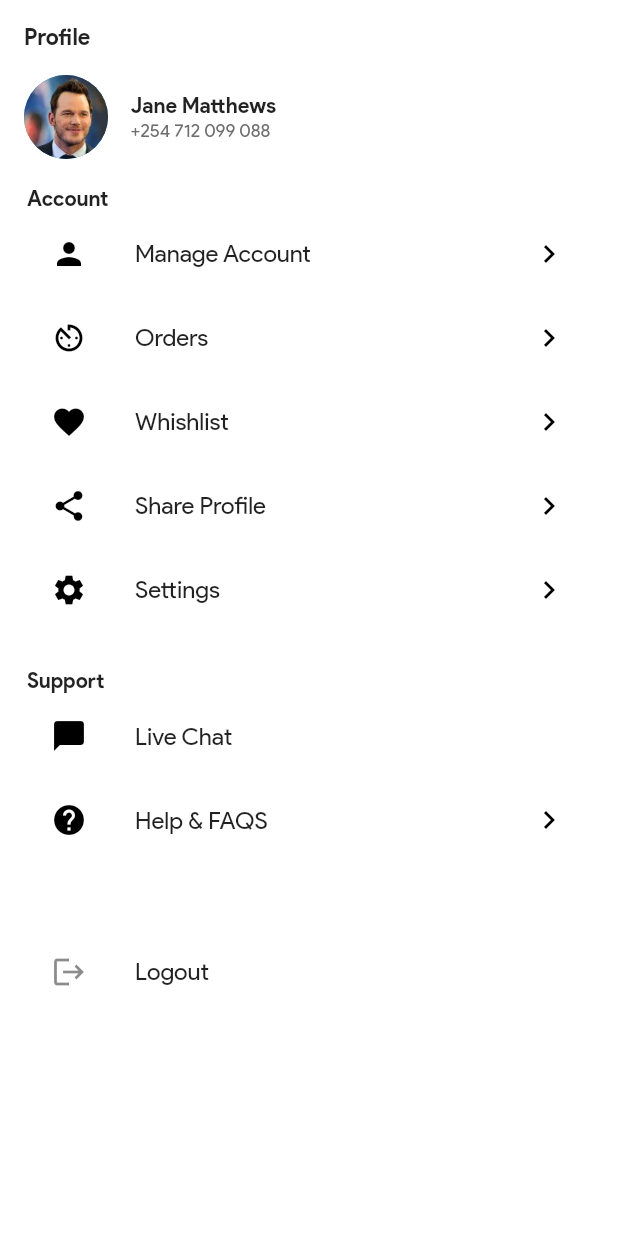
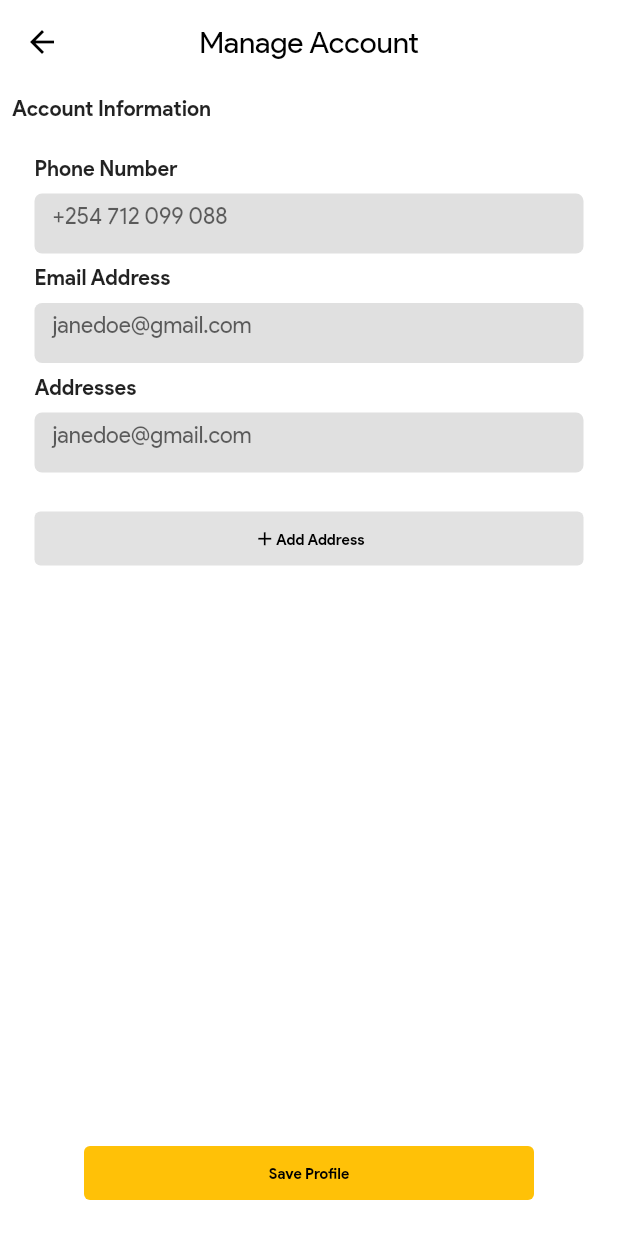
Before and after one commit to YohanisTaye87/zoner, a Flutter app: the screen it shows after launch, after a tap on "Manage Account", on a phone screen of 412 x 824 dp. Run offline on Flutter 3.47's test engine with Material 2 defaults, Android fonts, the phone set to English and light mode, and no system bars; our stand-ins replace charts_flutter, eva_icons_flutter, intl_phone_number_input, pin_code_fields.

Commit message:
some pages of the customer Profile has been added

```diff
--- a/lib/main.dart
+++ b/lib/main.dart
@@ -11,7 +11,10 @@ import 'pages/SignUpPage.dart';
 import 'pages/LoginPage.dart';
 import 'pages/ViewOrderScreen.dart';
 import 'pages/OTPScreen.dart';
+import 'pages/customerPages/ManageAccountPage.dart';
+import 'pages/customerPages/Orders.dart';
 import 'pages/customerPages/Profile.dart';
+import 'pages/customerPages/Whishlists.dart';
 
 void main() => runApp(const MyApp());
 
@@ -30,10 +33,10 @@ class MyApp extends StatelessWidget {
       initialRoute: '/',
       routes: {
         '/': (context) => ProfilePage(),
-        /*   "/ManageAccount":(context) => ,
-       "/Orders":(context) => ,
-       "/Whishlist":(context) => ,
-       "/Share":(context) => ,
+        "/ManageAccount": (context) => ManageAccount(),
+        "/Orders": (context) => OrdersPage(),
+        "/Whishlist": (context) => WhishlistPage(),
+        /*  "/Share":(context) => ,
        "/Settings":(context) => , */
       },
       /*  home: /*  Scaffold(
--- a/lib/pages/customerPages/ManageAccountPage.dart
+++ b/lib/pages/customerPages/ManageAccountPage.dart
@@ -0,0 +1,139 @@
+import "package:flutter/material.dart";
+import "package:zonerapp/Widget/Textarea.dart";
+
+import "../../Widget/button.dart";
+import 'ManageAccountTextField.dart';
+
+class ManageAccount extends StatelessWidget {
+  const ManageAccount({super.key});
+
+  @override
+  Widget build(BuildContext context) {
+    return SafeArea(
+      child: Scaffold(
+        backgroundColor: Colors.white,
+        appBar: AppBar(
+          elevation: 0,
+          backgroundColor: Colors.white,
+          leading: IconButton(
+            onPressed: () {
+              Navigator.pop(context);
+            },
+            icon: Icon(
+              Icons.arrow_back,
+              color: Colors.black,
+            ),
+          ),
+          title: Text(
+            "Manage Account",
+            style: TextStyle(
+              color: Colors.black,
+            ),
+          ),
+          centerTitle: true,
+        ),
+        body: Padding(
+          padding: const EdgeInsets.all(8.0),
+          child: Column(
+            mainAxisAlignment: MainAxisAlignment.spaceBetween,
+            children: [
+              Container(
+                child: Column(
+                  children: [
+                    Row(
+                      children: [
+                        Text(
+                          "Account Information",
+                          style: TextStyle(
+                            fontWeight: FontWeight.bold,
+                          ),
+                        ),
+                      ],
+                    ),
+                    Padding(
+                      padding: const EdgeInsets.all(15.0),
+                      child: Column(
+                        children: [
+                          ManageAccountTextfield(
+                            hint: "+254 712 099 088",
+                            lable: "Phone Number",
+                          ),
+                          ManageAccountTextfield(
+                            hint: "janedoe@gmail.com",
+                            lable: "Email Address",
+                          ),
+                          ManageAccountTextfield(
+                            hint: "janedoe@gmail.com",
+                            lable: "Addresses",
+                          ),
+                          SizedBox(
+                            height: 20,
+                          ),
+                          TextButton(
+                            onPressed: () {},
+                            child: Row(
+                              mainAxisAlignment: MainAxisAlignment.center,
+                              children: [
+                                Icon(
+                                  Icons.add,
+                                  color: Colors.black,
+                                  size: 15,
+                                ),
+                                Text(
+                                  "Add Address",
+                                  style: TextStyle(
+                                    color: Colors.black,
+                                    fontSize: 10,
+                                    fontWeight: FontWeight.bold,
+                                  ),
+                                )
+                              ],
+                            ),
+                            style: ButtonStyle(
+                              backgroundColor: MaterialStatePropertyAll(
+                                Colors.grey.withOpacity(0.3),
+                              ),
+                            ),
+                          ),
+
+                          //  second Button
+                        ],
+                      ),
+                    ),
+                  ],
+                ),
+              ),
+              Padding(
+                padding: const EdgeInsets.symmetric(
+                  horizontal: 48.0,
+                  vertical: 10,
+                ),
+                child: TextButton(
+                  onPressed: () {},
+                  child: Row(
+                    mainAxisAlignment: MainAxisAlignment.center,
+                    children: [
+                      Text(
+                        "Save Profile",
+                        style: TextStyle(
+                          color: Colors.black,
+                          fontSize: 10,
+                          fontWeight: FontWeight.bold,
+                        ),
+                      )
+                    ],
+                  ),
+                  style: ButtonStyle(
+                    backgroundColor: MaterialStatePropertyAll(
+                      Colors.amber,
+                    ),
+                  ),
+                ),
+              ),
+            ],
+          ),
+        ),
+      ),
+    );
+  }
+}
--- /dev/null
+++ b/lib/pages/customerPages/ManageAccountTextField.dart
@@ -0,0 +1,49 @@
+import 'package:flutter/material.dart';
+
+class ManageAccountTextfield extends StatelessWidget {
+  const ManageAccountTextfield({
+    super.key,
+    required this.hint,
+    required this.lable,
+  });
+  final String lable;
+  final String hint;
+
+  @override
+  Widget build(BuildContext context) {
+    return Column(
+      crossAxisAlignment: CrossAxisAlignment.start,
+      children: [
+        Padding(
+          padding: const EdgeInsets.symmetric(vertical: 8.0),
+          child: Text(
+            lable,
+            style: TextStyle(
+              fontWeight: FontWeight.bold,
+            ),
+          ),
+        ),
+        SizedBox(
+          height: 40,
+          child: TextFormField(
+            decoration: InputDecoration(
+              fillColor: Colors.grey[300],
+              filled: true,
+              border: UnderlineInputBorder(
+                borderRadius: BorderRadius.all(
+                  Radius.circular(5),
+                ),
+                borderSide: BorderSide.none,
+              ),
+              hintText: hint,
+              hintStyle: TextStyle(
+                fontSize: 15,
+                height: 2.5,
+              ),
+            ),
+          ),
+        ),
+      ],
+    );
+  }
+}
--- a/lib/pages/customerPages/Profile.dart
+++ b/lib/pages/customerPages/Profile.dart
@@ -55,7 +55,8 @@ class ProfilePage extends StatelessWidget {
   @override
   Widget build(BuildContext context) {
     Size size = MediaQuery.of(context).size;
-    return Scaffold(
+    return SafeArea(
+      child: Scaffold(
         backgroundColor: Colors.white,
         body: Padding(
           padding: const EdgeInsets.all(8.0),
@@ -130,15 +131,17 @@ class ProfilePage extends StatelessWidget {
                           return InkWell(
                             onTap: () {
                               Navigator.pushNamed(
-                                context, Profilebutton[index]["navPage"]);
+                                  context,
+                                  Profilebutton["Account"][index]["navPage"]
+                                      .toString());
                             },
                             child: ListTile(
                               leading: Icon(
                                 Profilebutton["Account"][index][Icon],
                                 color: Colors.black,
                               ),
-                            title:
-                                Text(Profilebutton["Account"][index]["title"]),
+                              title: Text(
+                                  Profilebutton["Account"][index]["title"]),
                               trailing: Icon(
                                 Profilebutton["Account"][index]["fIcon"],
                                 color: Colors.black,
@@ -172,8 +175,8 @@ class ProfilePage extends StatelessWidget {
                                 Profilebutton["Support"][index][Icon],
                                 color: Colors.black,
                               ),
-                            title:
-                                Text(Profilebutton["Support"][index]["title"]),
+                              title: Text(
+                                  Profilebutton["Support"][index]["title"]),
                               trailing: Profilebutton["Support"][index]
                                       ["indicator"]
                                   ? Icon(
@@ -206,6 +209,7 @@ class ProfilePage extends StatelessWidget {
             ],
           ),
         ),
+      ),
     );
   }
 }
```
Also changed, not shown: lib/pages/customerPages/Orders.dart (+179 -0 lines), lib/pages/customerPages/Whishlists.dart (+143 -0 lines), Assets/Images/cup.png (added). Lines whose indentation alone changed are shown as unchanged.
